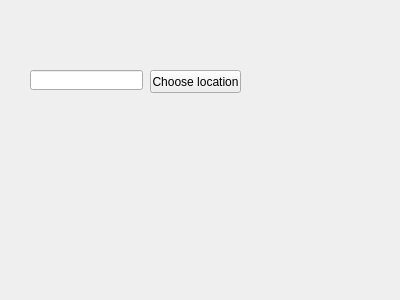
The window that src/feat/views/gui_feat_new_file.ui (AnneliesVlaar/Feat) describes before a commit, drawn with Qt 5.
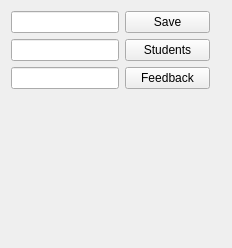
The same window after the commit.

Commit message: get students file location show in line edit

What changed in the file:
```diff
--- a/src/feat/views/gui_feat_new_file.ui
+++ b/src/feat/views/gui_feat_new_file.ui
@@ -6,36 +6,84 @@
    <rect>
     <x>0</x>
     <y>0</y>
-    <width>400</width>
-    <height>300</height>
+    <width>232</width>
+    <height>248</height>
    </rect>
   </property>
   <property name="windowTitle">
    <string>Form</string>
   </property>
-  <widget class="QLineEdit" name="line_save_location">
-   <property name="geometry">
-    <rect>
-     <x>30</x>
-     <y>70</y>
-     <width>113</width>
-     <height>20</height>
-    </rect>
-   </property>
-  </widget>
-  <widget class="QPushButton" name="save_location">
-   <property name="geometry">
-    <rect>
-     <x>150</x>
-     <y>70</y>
-     <width>91</width>
-     <height>23</height>
-    </rect>
-   </property>
-   <property name="text">
-    <string>Choose location</string>
-   </property>
-  </widget>
+  <layout class="QFormLayout" name="formLayout">
+   <item row="0" column="0">
+    <widget class="QLineEdit" name="line_save_location">
+     <property name="sizePolicy">
+      <sizepolicy hsizetype="Expanding" vsizetype="Fixed">
+       <horstretch>0</horstretch>
+       <verstretch>0</verstretch>
+      </sizepolicy>
+     </property>
+    </widget>
+   </item>
+   <item row="0" column="1">
+    <widget class="QPushButton" name="save_location">
+     <property name="maximumSize">
+      <size>
+       <width>85</width>
+       <height>16777215</height>
+      </size>
+     </property>
+     <property name="text">
+      <string>Save</string>
+     </property>
+    </widget>
+   </item>
+   <item row="1" column="0">
+    <widget class="QLineEdit" name="line_students">
+     <property name="sizePolicy">
+      <sizepolicy hsizetype="Expanding" vsizetype="Fixed">
+       <horstretch>0</horstretch>
+       <verstretch>0</verstretch>
+      </sizepolicy>
+     </property>
+    </widget>
+   </item>
+   <item row="1" column="1">
+    <widget class="QPushButton" name="students_location">
+     <property name="maximumSize">
+      <size>
+       <width>85</width>
+       <height>16777215</height>
+      </size>
+     </property>
+     <property name="text">
+      <string>Students</string>
+     </property>
+    </widget>
+   </item>
+   <item row="2" column="0">
+    <widget class="QLineEdit" name="line_feedbackform">
+     <property name="sizePolicy">
+      <sizepolicy hsizetype="Expanding" vsizetype="Fixed">
+       <horstretch>0</horstretch>
+       <verstretch>0</verstretch>
+      </sizepolicy>
+     </property>
+    </widget>
+   </item>
+   <item row="2" column="1">
+    <widget class="QPushButton" name="feedbackform_location">
+     <property name="maximumSize">
+      <size>
+       <width>85</width>
+       <height>16777215</height>
+      </size>
+     </property>
+     <property name="text">
+      <string>Feedback</string>
+     </property>
+    </widget>
+   </item>
+  </layout>
  </widget>
  <resources/>
  <connections/>
```
The commit also changes 1 other file.
